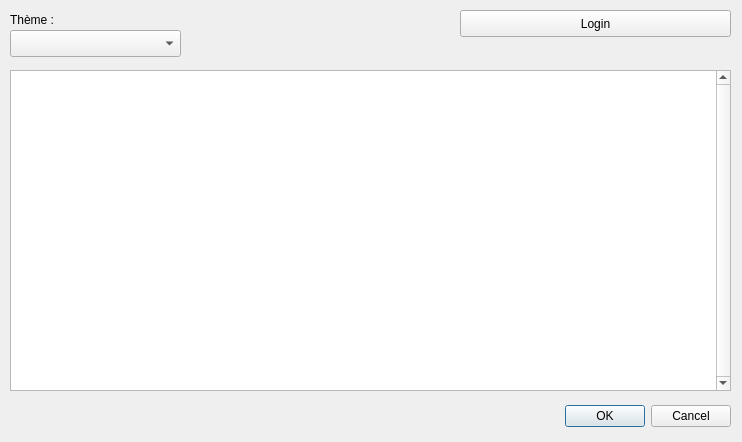
Above: tellae_services_dialog_base.ui from tellae/qgis-tellae-plugin before the change. Below: the same form after it.
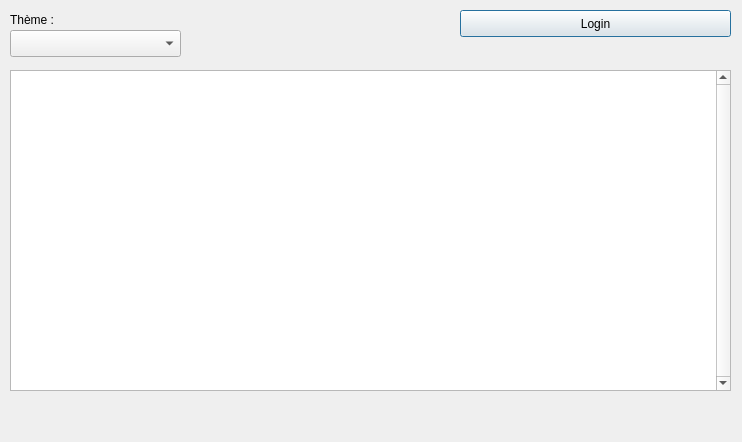
That is the form after the change.

```diff
--- a/tellae_services_dialog_base.ui
+++ b/tellae_services_dialog_base.ui
@@ -13,22 +13,6 @@
   <property name="windowTitle">
    <string>Tellae services</string>
   </property>
-  <widget class="QDialogButtonBox" name="button_box">
-   <property name="geometry">
-    <rect>
-     <x>390</x>
-     <y>400</y>
-     <width>341</width>
-     <height>32</height>
-    </rect>
-   </property>
-   <property name="orientation">
-    <enum>Qt::Horizontal</enum>
-   </property>
-   <property name="standardButtons">
-    <set>QDialogButtonBox::Cancel|QDialogButtonBox::Ok</set>
-   </property>
-  </widget>
   <widget class="QTableWidget" name="tableWidget">
    <property name="geometry">
     <rect>
@@ -59,7 +43,7 @@
     <rect>
      <x>10</x>
      <y>400</y>
-     <width>511</width>
+     <width>721</width>
      <height>19</height>
     </rect>
    </property>
```
Left out of the diff: 35 changed lines with no effect on the pictures.
